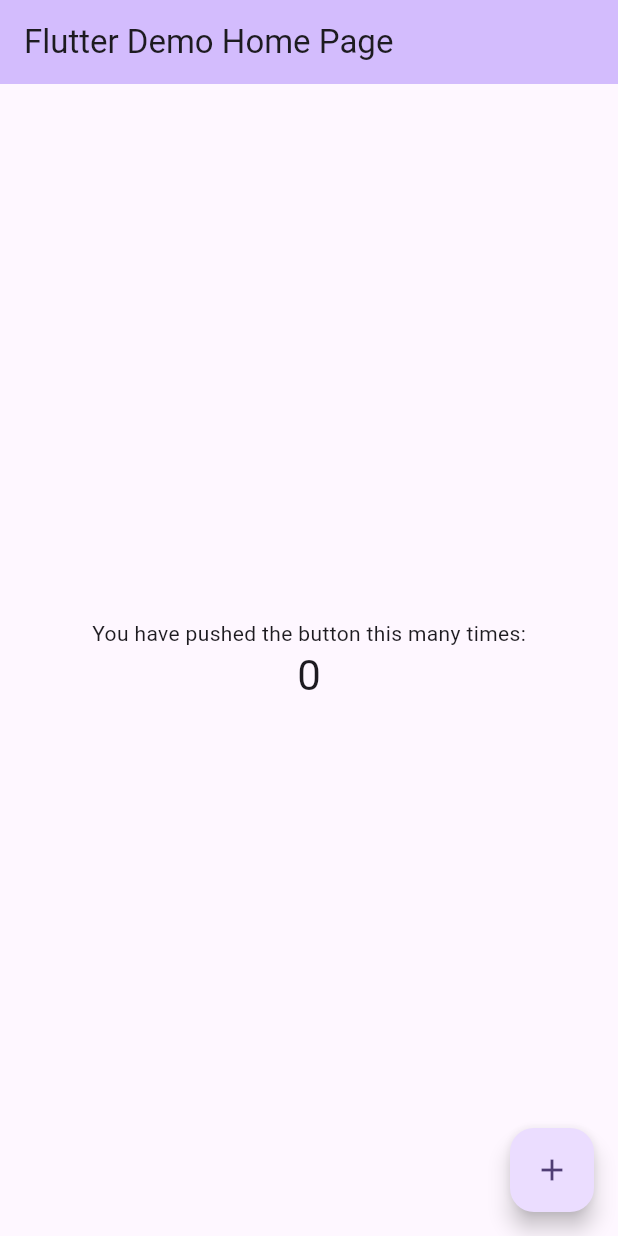
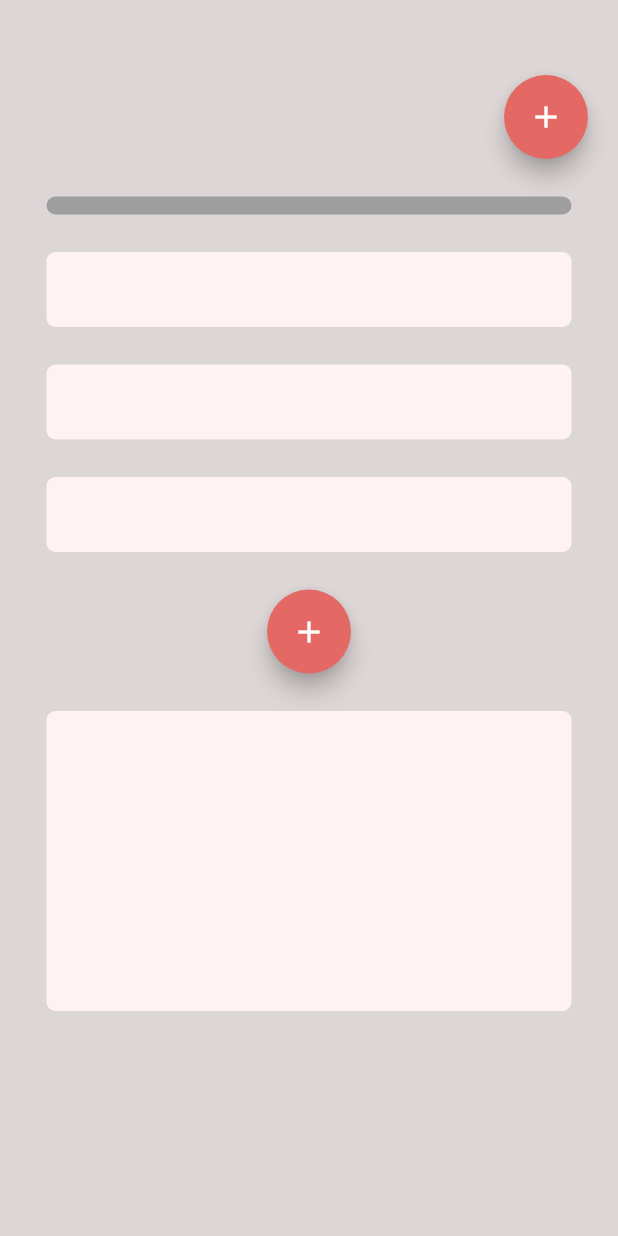
Before and after one commit to YNGVLD11/Part_5, a Flutter app: the screen it shows after launch, on a phone screen of 412 x 824 dp. Run offline on Flutter 3.47's test engine with Material 2 defaults, Android fonts, the phone set to English and light mode, and no system bars.

Commit message:
Initial commit

```diff
--- a/part5/lib/main.dart
+++ b/part5/lib/main.dart
@@ -7,46 +7,21 @@ void main() {
 class MyApp extends StatelessWidget {
   const MyApp({super.key});
 
-  // This widget is the root of your application.
   @override
   Widget build(BuildContext context) {
     return MaterialApp(
       title: 'Flutter Demo',
       theme: ThemeData(
-        // This is the theme of your application.
-        //
-        // TRY THIS: Try running your application with "flutter run". You'll see
-        // the application has a blue toolbar. Then, without quitting the app,
-        // try changing the seedColor in the colorScheme below to Colors.green
-        // and then invoke "hot reload" (save your changes or press the "hot
-        // reload" button in a Flutter-supported IDE, or press "r" if you used
-        // the command line to start the app).
-        //
-        // Notice that the counter didn't reset back to zero; the application
-        // state is not lost during the reload. To reset the state, use hot
-        // restart instead.
-        //
-        // This works for code too, not just values: Most code changes can be
-        // tested with just a hot reload.
-        colorScheme: ColorScheme.fromSeed(seedColor: Colors.deepPurple),
-        useMaterial3: true,
+        primarySwatch: Colors.blue,
       ),
       home: const MyHomePage(title: 'Flutter Demo Home Page'),
+      debugShowCheckedModeBanner: false,
     );
   }
 }
 
 class MyHomePage extends StatefulWidget {
   const MyHomePage({super.key, required this.title});
-
-  // This widget is the home page of your application. It is stateful, meaning
-  // that it has a State object (defined below) that contains fields that affect
-  // how it looks.
-
-  // This class is the configuration for the state. It holds the values (in this
-  // case the title) provided by the parent (in this case the App widget) and
-  // used by the build method of the State. Fields in a Widget subclass are
-  // always marked "final".
 
   final String title;
 
@@ -55,71 +30,94 @@ class MyHomePage extends StatefulWidget {
 }
 
 class _MyHomePageState extends State<MyHomePage> {
-  int _counter = 0;
-
-  void _incrementCounter() {
-    setState(() {
-      // This call to setState tells the Flutter framework that something has
-      // changed in this State, which causes it to rerun the build method below
-      // so that the display can reflect the updated values. If we changed
-      // _counter without calling setState(), then the build method would not be
-      // called again, and so nothing would appear to happen.
-      _counter++;
-    });
-  }
-
   @override
   Widget build(BuildContext context) {
-    // This method is rerun every time setState is called, for instance as done
-    // by the _incrementCounter method above.
-    //
-    // The Flutter framework has been optimized to make rerunning build methods
-    // fast, so that you can just rebuild anything that needs updating rather
-    // than having to individually change instances of widgets.
     return Scaffold(
-      appBar: AppBar(
-        // TRY THIS: Try changing the color here to a specific color (to
-        // Colors.amber, perhaps?) and trigger a hot reload to see the AppBar
-        // change color while the other colors stay the same.
-        backgroundColor: Theme.of(context).colorScheme.inversePrimary,
-        // Here we take the value from the MyHomePage object that was created by
-        // the App.build method, and use it to set our appbar title.
-        title: Text(widget.title),
-      ),
+      backgroundColor: Color.fromARGB(255, 221, 214, 214),
       body: Center(
-        // Center is a layout widget. It takes a single child and positions it
-        // in the middle of the parent.
         child: Column(
-          // Column is also a layout widget. It takes a list of children and
-          // arranges them vertically. By default, it sizes itself to fit its
-          // children horizontally, and tries to be as tall as its parent.
-          //
-          // Column has various properties to control how it sizes itself and
-          // how it positions its children. Here we use mainAxisAlignment to
-          // center the children vertically; the main axis here is the vertical
-          // axis because Columns are vertical (the cross axis would be
-          // horizontal).
-          //
-          // TRY THIS: Invoke "debug painting" (choose the "Toggle Debug Paint"
-          // action in the IDE, or press "p" in the console), to see the
-          // wireframe for each widget.
-          mainAxisAlignment: MainAxisAlignment.center,
-          children: <Widget>[
-            const Text(
-              'You have pushed the button this many times:',
+          children: [
+            const SizedBox(
+              height: 50,
             ),
-            Text(
-              '$_counter',
-              style: Theme.of(context).textTheme.headlineMedium,
+            Row(
+              mainAxisAlignment: MainAxisAlignment.end,
+              children: [
+                FloatingActionButton(
+                  onPressed: () {},
+                  backgroundColor: Color.fromARGB(255, 228, 105, 101),
+                  child: const Icon(Icons.add),
+                ),
+                const SizedBox(
+                  width: 20,
+                ),
+              ],
+            ),
+            const SizedBox(
+              height: 25,
+            ),
+            Container(
+              height: 12,
+              width: 350,
+              decoration: BoxDecoration(
+                  color: Colors.grey, borderRadius: BorderRadius.circular(6)),
+            ),
+            const SizedBox(
+              height: 25,
+            ),
+            Container(
+              height: 50,
+              width: 350,
+              decoration: BoxDecoration(
+                  color: Color.fromARGB(255, 255, 242, 242),
+                  borderRadius: BorderRadius.circular(6)),
+            ),
+            const SizedBox(
+              height: 25,
+            ),
+            Container(
+              height: 50,
+              width: 350,
+              decoration: BoxDecoration(
+                  color: Color.fromARGB(255, 255, 242, 242),
+                  borderRadius: BorderRadius.circular(6)),
+            ),
+            const SizedBox(
+              height: 25,
+            ),
+            Container(
+              height: 50,
+              width: 350,
+              decoration: BoxDecoration(
+                  color: Color.fromARGB(255, 255, 242, 242),
+                  borderRadius: BorderRadius.circular(6)),
+            ),
+            const SizedBox(
+              height: 25,
+            ),
+            Row(
+              mainAxisAlignment: MainAxisAlignment.center,
+              children: [
+                FloatingActionButton(
+                  onPressed: () {},
+                  backgroundColor: Color.fromARGB(255, 228, 105, 101),
+                  child: const Icon(Icons.add),
+                ),
+              ],
+            ),
+            const SizedBox(
+              height: 25,
+            ),
+            Container(
+              height: 200,
+              width: 350,
+              decoration: BoxDecoration(
+                  color: Color.fromARGB(255, 255, 242, 242),
+                  borderRadius: BorderRadius.circular(6)),
             ),
           ],
         ),
       ),
-      floatingActionButton: FloatingActionButton(
-        onPressed: _incrementCounter,
-        tooltip: 'Increment',
-        child: const Icon(Icons.add),
-      ), // This trailing comma makes auto-formatting nicer for build methods.
     );
   }
 }
```
